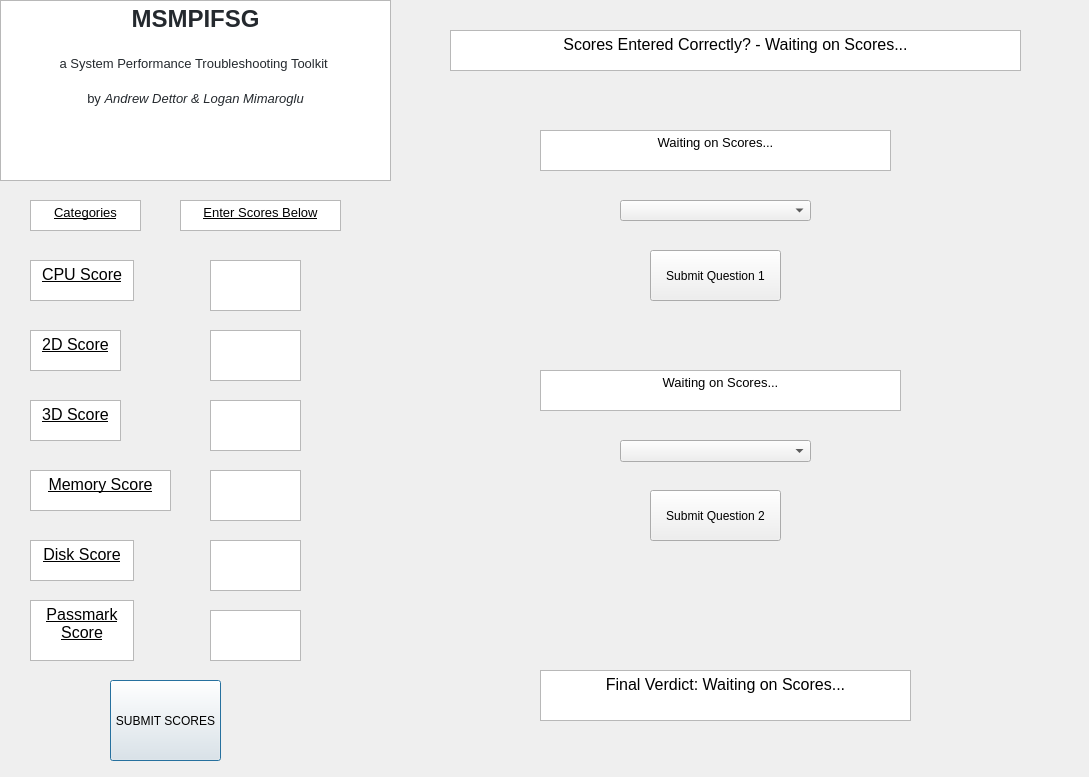
Qt form guiLayout.ui (AndrewDettor/EDD-Project) before a commit.
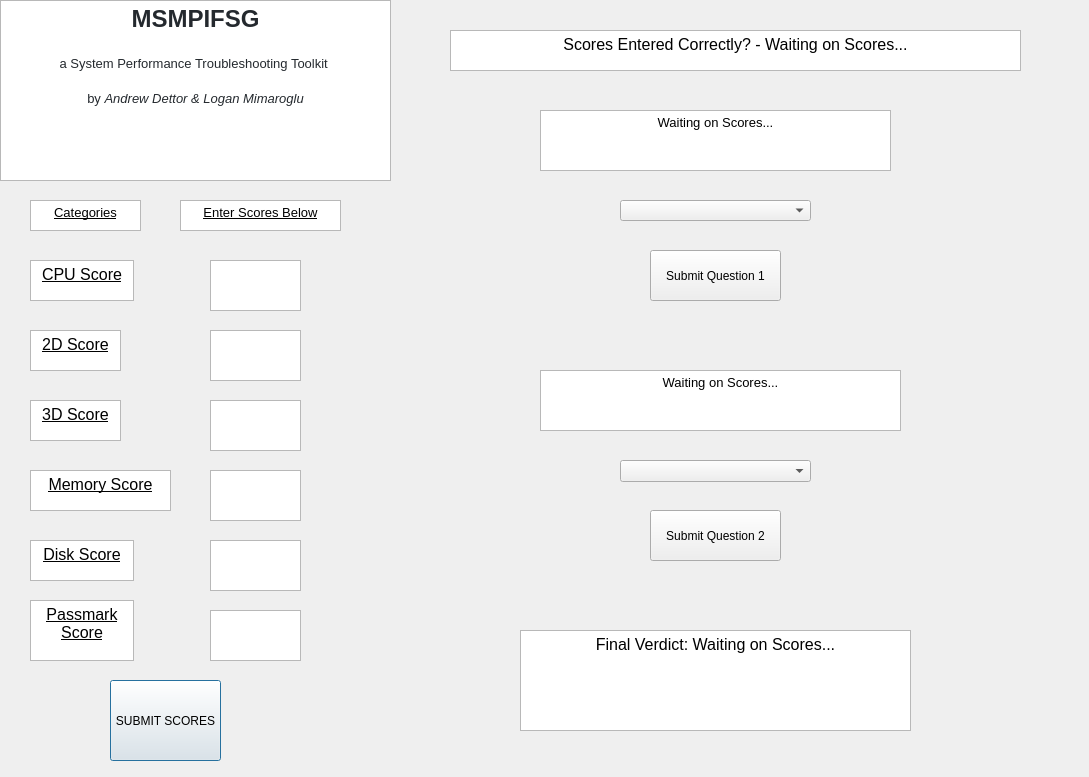
The same form after that commit.

Commit message: fix text resizing bug, adjust ui for new sizes

Diff of the .ui file:
```diff
--- a/guiLayout.ui
+++ b/guiLayout.ui
@@ -236,9 +236,9 @@
    <property name="geometry">
     <rect>
      <x>540</x>
-     <y>130</y>
+     <y>110</y>
      <width>351</width>
-     <height>41</height>
+     <height>61</height>
     </rect>
    </property>
    <property name="html">
@@ -265,7 +265,7 @@
      <x>540</x>
      <y>370</y>
      <width>361</width>
-     <height>41</height>
+     <height>61</height>
     </rect>
    </property>
    <property name="html">
@@ -280,7 +280,7 @@
    <property name="geometry">
     <rect>
      <x>620</x>
-     <y>440</y>
+     <y>460</y>
      <width>191</width>
      <height>22</height>
     </rect>
@@ -316,7 +316,7 @@
    <property name="geometry">
     <rect>
      <x>650</x>
-     <y>490</y>
+     <y>510</y>
      <width>131</width>
      <height>51</height>
     </rect>
@@ -328,10 +328,10 @@
   <widget class="QTextEdit" name="textEdit_11">
    <property name="geometry">
     <rect>
-     <x>540</x>
-     <y>670</y>
-     <width>371</width>
-     <height>51</height>
+     <x>520</x>
+     <y>630</y>
+     <width>391</width>
+     <height>101</height>
     </rect>
    </property>
    <property name="html">
```
The commit also changes 2 other files.
